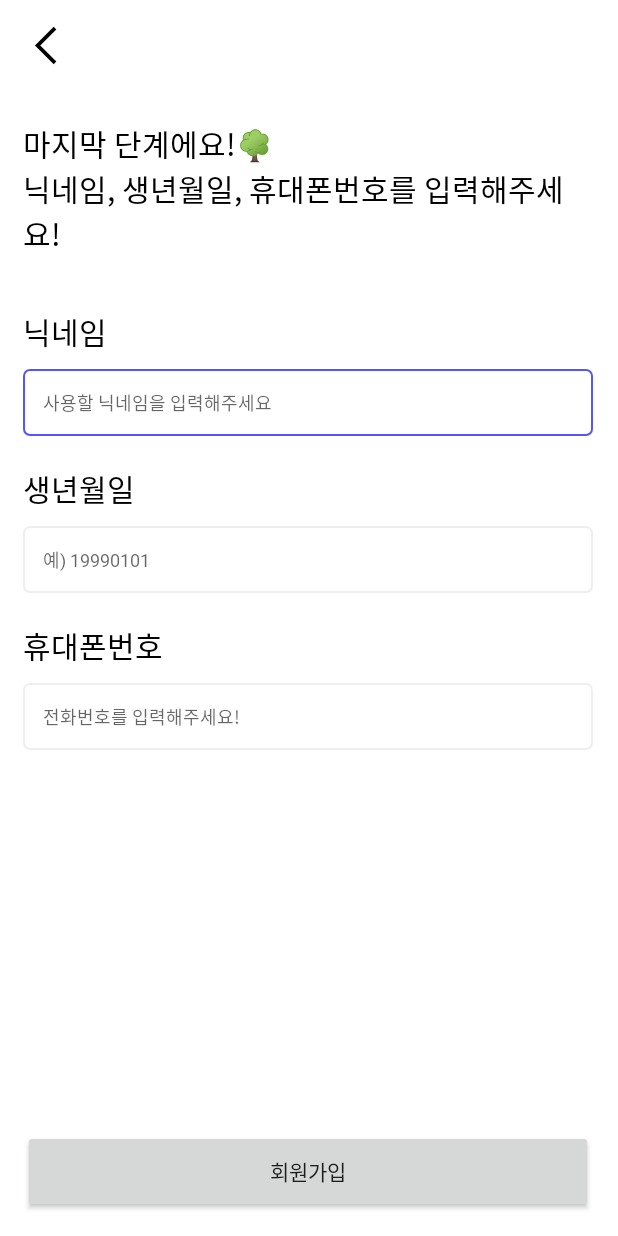
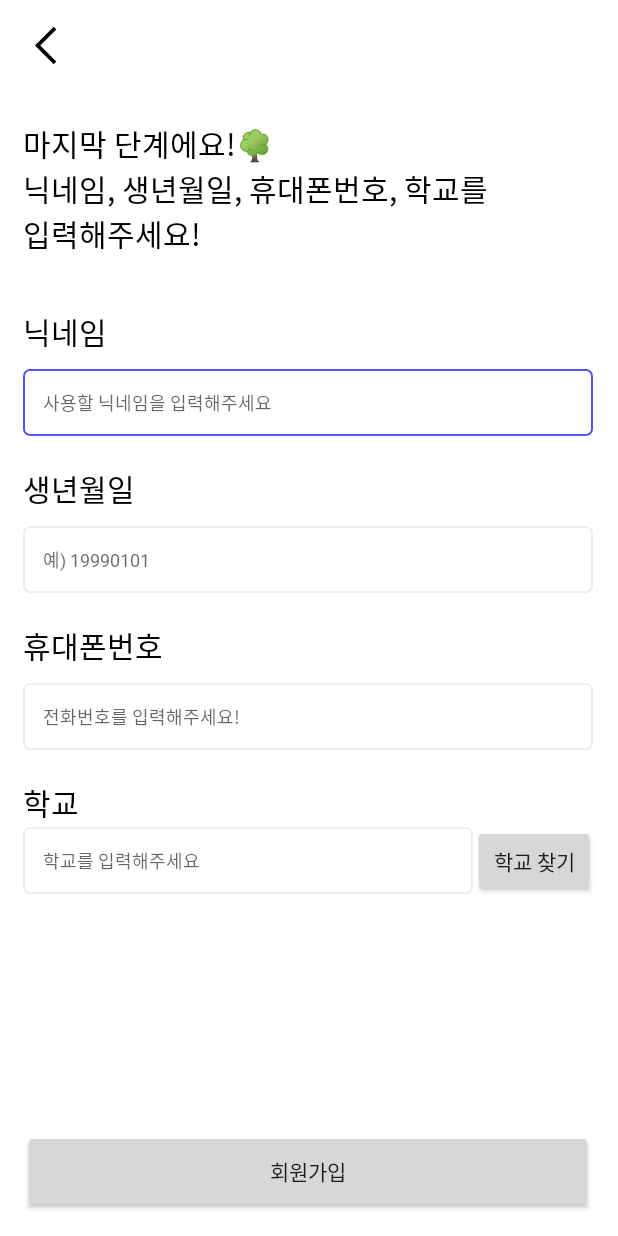
Before and after one commit to xxjo99/Capstone-Design-Android, an Android app: the layout activity_register_privacy.xml on its own in the app's theme, with its tools: preview values and no code run, on a phone screen of 412 x 824 dp. Run offline under Robolectric (Android 15) with nearby library versions, the phone set to English and light mode, and no system bars.

Commit message:
회원가입 학교선택 부분 추가(기능은 나중에), 증가, 감소 버튼 추가

```diff
--- a/app/src/main/java/com/delivery/mydelivery/login/LoginActivity.java
+++ b/app/src/main/java/com/delivery/mydelivery/login/LoginActivity.java
@@ -4,6 +4,7 @@ import android.annotation.SuppressLint;
 import android.content.Context;
 import android.content.Intent;
 import android.os.Bundle;
+import android.view.View;
 import android.widget.Button;
 import android.widget.EditText;
 import android.widget.ImageButton;
--- a/app/src/main/java/com/delivery/mydelivery/menu/OptionActivity.java
+++ b/app/src/main/java/com/delivery/mydelivery/menu/OptionActivity.java
@@ -5,6 +5,7 @@ import android.content.Context;
 import android.content.Intent;
 import android.os.Bundle;
 import android.widget.Button;
+import android.widget.ImageButton;
 import android.widget.ImageView;
 import android.widget.TextView;
 import android.widget.Toast;
@@ -45,8 +46,8 @@ public class OptionActivity extends AppCompatActivity {
 
     // 개수 텍스트뷰, 증가, 감소 버튼
     TextView amountTV;
-    Button increaseBtn;
-    Button decreaseBtn;
+    ImageButton increaseBtn;
+    ImageButton decreaseBtn;
 
     public static int menuPrice; // 메뉴의 총 가격
     @SuppressLint("StaticFieldLeak")
--- a/app/src/main/java/com/delivery/mydelivery/order/OrderListAdapter.java
+++ b/app/src/main/java/com/delivery/mydelivery/order/OrderListAdapter.java
@@ -6,6 +6,7 @@ import android.view.LayoutInflater;
 import android.view.View;
 import android.view.ViewGroup;
 import android.widget.Button;
+import android.widget.ImageButton;
 import android.widget.TextView;
 import android.widget.Toast;
 
@@ -118,8 +119,8 @@ public class OrderListAdapter extends RecyclerView.Adapter<OrderListAdapter.View
         TextView optionListTV;
         TextView menuPriceTV;
         TextView amountTV;
-        Button decreaseBtn;
-        Button increaseBtn;
+        ImageButton decreaseBtn;
+        ImageButton increaseBtn;
         Button deleteBtn;
 
         public ViewHolder(@NonNull View itemView) {
--- a/app/src/main/java/com/delivery/mydelivery/register/PrivacyRegisterActivity.java
+++ b/app/src/main/java/com/delivery/mydelivery/register/PrivacyRegisterActivity.java
@@ -4,6 +4,7 @@ import android.annotation.SuppressLint;
 import android.content.Intent;
 import android.media.Image;
 import android.os.Bundle;
+import android.view.View;
 import android.widget.Button;
 import android.widget.EditText;
 import android.widget.ImageButton;
--- a/app/src/main/res/layout/activity_register_privacy.xml
+++ b/app/src/main/res/layout/activity_register_privacy.xml
@@ -110,6 +110,46 @@
             android:fontFamily="@font/bmjua_font"
             android:padding="13dp"
             android:textSize="12sp" />
+    </LinearLayout>
+
+    <LinearLayout
+        android:layout_width="wrap_content"
+        android:layout_height="wrap_content"
+        android:layout_marginTop="20dp"
+        android:orientation="vertical">
+
+        <TextView
+            android:layout_width="wrap_content"
+            android:layout_height="wrap_content"
+            android:fontFamily="@font/bmjua_font"
+            android:text="@string/school"
+            android:textColor="@color/black"
+            android:textSize="20sp" />
+    </LinearLayout>
+
+        <LinearLayout
+            android:layout_width="wrap_content"
+            android:layout_height="wrap_content"
+            android:orientation="horizontal"
+            android:gravity="center">
+
+        <!-- 학교 입력 -->
+        <EditText
+            android:id="@+id/schoolname"
+            android:layout_width="300dp"
+            android:layout_height="wrap_content"
+            android:background="@drawable/edit_text_border_basic"
+            android:hint="학교를 입력해주세요"
+            android:fontFamily="@font/bmjua_font"
+            android:padding="13dp"
+            android:textSize="12sp" />
+
+        <Button
+            android:layout_width="wrap_content"
+            android:layout_height="wrap_content"
+            android:text="학교 찾기"
+            android:fontFamily="@font/bmjua_font"
+            />
 
     </LinearLayout>
 
--- a/app/src/main/res/values/strings.xml
+++ b/app/src/main/res/values/strings.xml
@@ -4,7 +4,7 @@
     <string name="emailInput">첫번째 단계에요!🌳\n이제 *** 아이디를 설정합니다!\n이메일을 입력해주세요!</string>
     <string name="pwInput">두번째 단계에요!🌳\n비밀번호를 설정해주세요!</string>
     <string name="joinInput">세번째 단계에요!🌳\n이메일 인증이 필요해요! </string>
-    <string name="joinprivacy">마지막 단계에요!🌳\n닉네임, 생년월일, 휴대폰번호를 입력해주세요! </string>
+    <string name="joinprivacy">마지막 단계에요!🌳\n닉네임, 생년월일, 휴대폰번호, 학교를 \n입력해주세요! </string>
     <string name="loginemailInput">이메일을 입력해주세요.</string>
     <string name="emailhint">이메일을 입력해주세요</string>
     <string name="loginpwInput">비밀번호를 입력해주세요</string>
@@ -17,6 +17,7 @@
     <string name="name">닉네임</string>
     <string name="birth">생년월일</string>
     <string name="phone_num">휴대폰번호</string>
+    <string name="school">학교</string>
     <string name="duplicateCk">중복검사</string>
     <string name="sendAuthNum">인증번호 전송</string>
     <string name="authNumInput">인증번호를 입력해주세요</string>
```
Also changed, not shown: app/src/main/res/drawable/do_not_disturb_on_fill0_wght400_grad0_opsz48.xml (added, +9 -0 lines), app/src/main/res/drawable/plus.xml (added, +15 -0 lines), app/src/main/res/layout/activity_menu_option.xml (+8 -6 lines), app/src/main/res/layout/item_order_order_list.xml (+7 -4 lines).
